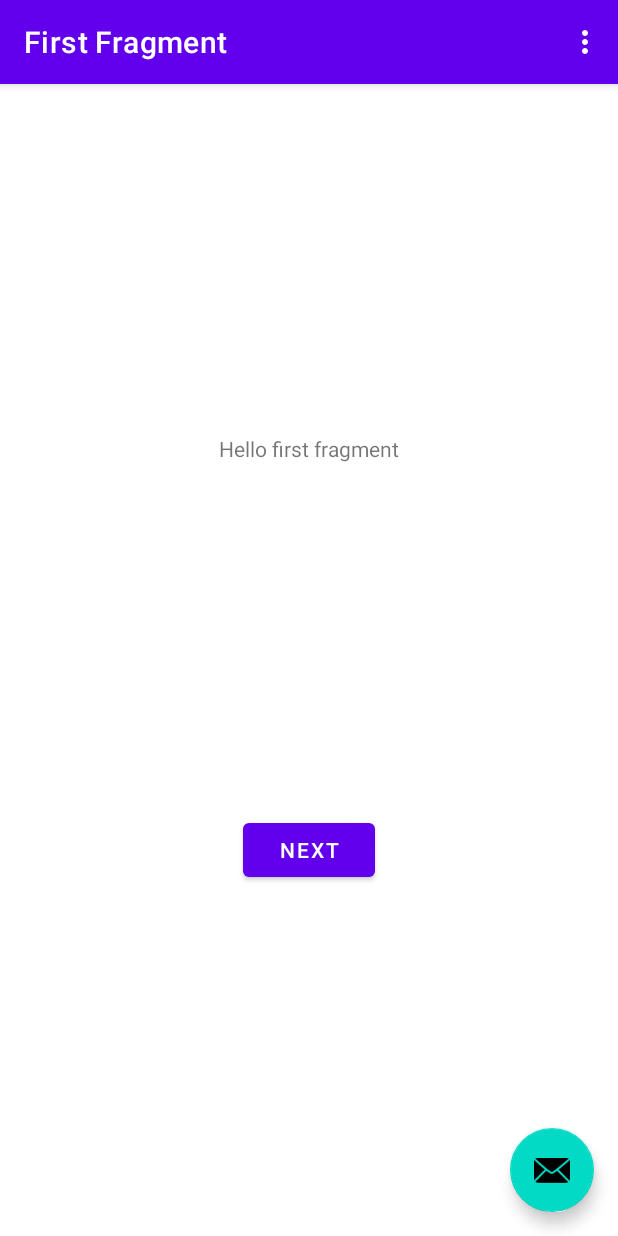
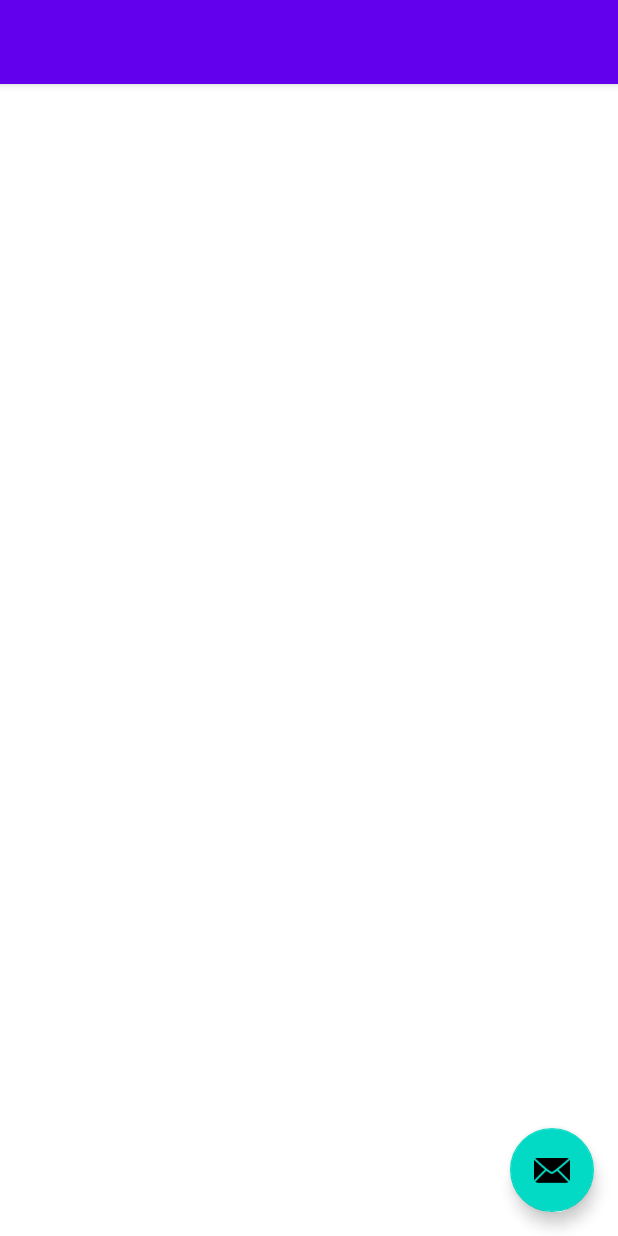
Before and after one commit to KaisarV/movie-review, an Android app: the screen it shows after launch (MainActivity), on a phone screen of 412 x 824 dp. Run offline under Robolectric (Android 15) with nearby library versions, the phone set to English and light mode, and no system bars; our stand-ins replace navigation-ui; 3 statements that could not run were skipped.

```diff
--- a/app/src/main/AndroidManifest.xml
+++ b/app/src/main/AndroidManifest.xml
@@ -15,13 +15,13 @@
         android:theme="@style/Theme.Movieapp"
         tools:targetApi="31">
 
-        <activity android:name=".MainActivity"
+        <activity android:name=".ui.MainActivity"
             android:exported="true"
             android:label="@string/app_name"
             android:theme="@style/Theme.Movieapp.NoActionBar"/>
 
         <activity
-            android:name=".SplashScreen"
+            android:name=".ui.SplashScreen"
             android:exported="true"
             >
             <intent-filter>
--- a/app/src/main/java/com/kai/movie_app/FirstFragment.kt
+++ /dev/null
@@ -1,44 +0,0 @@
-package com.kai.movie_app
-
-import android.os.Bundle
-import androidx.fragment.app.Fragment
-import android.view.LayoutInflater
-import android.view.View
-import android.view.ViewGroup
-import androidx.navigation.fragment.findNavController
-import com.kai.movie_app.databinding.FragmentFirstBinding
-
-/**
- * A simple [Fragment] subclass as the default destination in the navigation.
- */
-class FirstFragment : Fragment() {
-
-    private var _binding: FragmentFirstBinding? = null
-
-    // This property is only valid between onCreateView and
-    // onDestroyView.
-    private val binding get() = _binding!!
-
-    override fun onCreateView(
-        inflater: LayoutInflater, container: ViewGroup?,
-        savedInstanceState: Bundle?
-    ): View? {
-
-        _binding = FragmentFirstBinding.inflate(inflater, container, false)
-        return binding.root
-
-    }
-
-    override fun onViewCreated(view: View, savedInstanceState: Bundle?) {
-        super.onViewCreated(view, savedInstanceState)
-
-        binding.buttonFirst.setOnClickListener {
-            findNavController().navigate(R.id.action_FirstFragment_to_SecondFragment)
-        }
-    }
-
-    override fun onDestroyView() {
-        super.onDestroyView()
-        _binding = null
-    }
-}
--- a/app/src/main/java/com/kai/movie_app/MainActivity.kt
+++ /dev/null
@@ -1,58 +0,0 @@
-package com.kai.movie_app
-
-import android.os.Bundle
-import com.google.android.material.snackbar.Snackbar
-import androidx.appcompat.app.AppCompatActivity
-import androidx.navigation.findNavController
-import androidx.navigation.ui.AppBarConfiguration
-import androidx.navigation.ui.navigateUp
-import androidx.navigation.ui.setupActionBarWithNavController
-import android.view.Menu
-import android.view.MenuItem
-import com.kai.movie_app.databinding.ActivityMainBinding
-
-class MainActivity : AppCompatActivity() {
-
-    private lateinit var appBarConfiguration: AppBarConfiguration
-    private lateinit var binding: ActivityMainBinding
-
-    override fun onCreate(savedInstanceState: Bundle?) {
-        super.onCreate(savedInstanceState)
-
-        binding = ActivityMainBinding.inflate(layoutInflater)
-        setContentView(binding.root)
-
-        setSupportActionBar(binding.toolbar)
-
-        val navController = findNavController(R.id.nav_host_fragment_content_main)
-        appBarConfiguration = AppBarConfiguration(navController.graph)
-        setupActionBarWithNavController(navController, appBarConfiguration)
-
-        binding.fab.setOnClickListener { view ->
-            Snackbar.make(view, "Replace with your own action", Snackbar.LENGTH_LONG)
-                .setAction("Action", null).show()
-        }
-    }
-
-    override fun onCreateOptionsMenu(menu: Menu): Boolean {
-        // Inflate the menu; this adds items to the action bar if it is present.
-        menuInflater.inflate(R.menu.menu_main, menu)
-        return true
-    }
-
-    override fun onOptionsItemSelected(item: MenuItem): Boolean {
-        // Handle action bar item clicks here. The action bar will
-        // automatically handle clicks on the Home/Up button, so long
-        // as you specify a parent activity in AndroidManifest.xml.
-        return when (item.itemId) {
-            R.id.action_settings -> true
-            else -> super.onOptionsItemSelected(item)
-        }
-    }
-
-    override fun onSupportNavigateUp(): Boolean {
-        val navController = findNavController(R.id.nav_host_fragment_content_main)
-        return navController.navigateUp(appBarConfiguration)
-                || super.onSupportNavigateUp()
-    }
-}
--- a/app/src/main/java/com/kai/movie_app/model/MovieResponse.kt
+++ b/app/src/main/java/com/kai/movie_app/model/MovieResponse.kt
@@ -1,4 +1,6 @@
 package com.kai.movie_app.model
 
-class MovieResponse {
-}
+data class MovieResponse (
+    val total_page:Int,
+    val results:List<Movie>,
+    )
--- /dev/null
+++ b/app/src/main/java/com/kai/movie_app/ui/MainActivity.kt
@@ -0,0 +1,99 @@
+package com.kai.movie_app.ui
+
+import android.os.Bundle
+import android.telecom.Call
+import android.util.Log
+import com.google.android.material.snackbar.Snackbar
+import androidx.appcompat.app.AppCompatActivity
+import androidx.navigation.findNavController
+import androidx.navigation.ui.AppBarConfiguration
+import androidx.navigation.ui.navigateUp
+import androidx.navigation.ui.setupActionBarWithNavController
+import android.view.Menu
+import android.view.MenuItem
+import android.widget.Toast
+import com.kai.movie_app.R
+import com.kai.movie_app.databinding.ActivityMainBinding
+import com.kai.movie_app.model.Constant
+import com.kai.movie_app.model.MovieResponse
+import com.kai.movie_app.retrofit.ApiService
+import retrofit2.Callback
+import retrofit2.Response
+
+class MainActivity : AppCompatActivity() {
+
+    private lateinit var appBarConfiguration: AppBarConfiguration
+    private lateinit var binding: ActivityMainBinding
+
+    override fun onCreate(savedInstanceState: Bundle?) {
+        super.onCreate(savedInstanceState)
+
+        binding = ActivityMainBinding.inflate(layoutInflater)
+        setContentView(R.layout.activity_main)
+
+        setSupportActionBar(binding.toolbar)
+
+        binding.fab.setOnClickListener { view ->
+            Snackbar.make(view, "Replace with your own action", Snackbar.LENGTH_LONG)
+                .setAction("Action", null).show()
+        }
+    }
+
+    override fun onStart(){
+        super.onStart()
+        getMovie()
+    }
+
+    fun getMovie(){
+        ApiService().endpoint.getMovieNowPlaying(Constant.API_KEY, 1)
+            .enqueue(object: Callback<MovieResponse>{
+                override fun onResponse(
+                    call: retrofit2.Call<MovieResponse>,
+                    response: Response<MovieResponse>
+                ) {
+                    if(response.isSuccessful){
+                        showMovie(response.body()!!)
+                    }
+                }
+
+                override fun onFailure(call: retrofit2.Call<MovieResponse>, t: Throwable) {
+                    Log.d("", t.toString())
+                }
+
+            })
+    }
+
+    fun showMovie(response:MovieResponse){
+        Log.d("aaaaaaaa", "responseMovie: $response")
+
+        for (movie in response.results){
+            Log.d("aab", "movie title : ${movie.title}")
+        }
+    }
+
+    fun showMessage(msg:String){
+        Toast.makeText(applicationContext, msg, Toast.LENGTH_SHORT).show()
+    }
+
+    override fun onCreateOptionsMenu(menu: Menu): Boolean {
+        // Inflate the menu; this adds items to the action bar if it is present.
+        menuInflater.inflate(R.menu.menu_main, menu)
+        return true
+    }
+
+    override fun onOptionsItemSelected(item: MenuItem): Boolean {
+        // Handle action bar item clicks here. The action bar will
+        // automatically handle clicks on the Home/Up button, so long
+        // as you specify a parent activity in AndroidManifest.xml.
+        return when (item.itemId) {
+            R.id.action_settings -> true
+            else -> super.onOptionsItemSelected(item)
+        }
+    }
+
+//    override fun onSupportNavigateUp(): Boolean {
+//        val navController = findNavController(R.id.nav_host_fragment_content_main)
+//        return navController.navigateUp(appBarConfiguration)
+//                || super.onSupportNavigateUp()
+//    }
+}
--- a/app/src/main/java/com/kai/movie_app/SplashScreen.kt
+++ b/app/src/main/java/com/kai/movie_app/ui/SplashScreen.kt
@@ -1,9 +1,10 @@
-package com.kai.movie_app
+package com.kai.movie_app.ui
 
 import android.content.Intent
 import androidx.appcompat.app.AppCompatActivity
 import android.os.Bundle
 import android.os.Handler
+import com.kai.movie_app.R
 
 class SplashScreen : AppCompatActivity() {
     override fun onCreate(savedInstanceState: Bundle?) {
--- a/app/src/main/res/layout/activity_main.xml
+++ b/app/src/main/res/layout/activity_main.xml
@@ -4,7 +4,7 @@
     xmlns:tools="http://schemas.android.com/tools"
     android:layout_width="match_parent"
     android:layout_height="match_parent"
-    tools:context=".MainActivity">
+    tools:context=".ui.MainActivity">
 
     <com.google.android.material.appbar.AppBarLayout
         android:layout_width="match_parent"
--- a/app/src/main/res/layout/activity_splash_screen.xml
+++ b/app/src/main/res/layout/activity_splash_screen.xml
@@ -4,7 +4,7 @@
     xmlns:tools="http://schemas.android.com/tools"
     android:layout_width="match_parent"
     android:layout_height="match_parent"
-    tools:context=".SplashScreen"
+    tools:context=".ui.SplashScreen"
     android:background="@color/colorPrimary"
     >
 
--- a/app/src/main/res/layout/content_main.xml
+++ b/app/src/main/res/layout/content_main.xml
@@ -5,15 +5,5 @@
     android:layout_height="match_parent"
     app:layout_behavior="@string/appbar_scrolling_view_behavior">
 
-    <fragment
-        android:id="@+id/nav_host_fragment_content_main"
-        android:name="androidx.navigation.fragment.NavHostFragment"
-        android:layout_width="0dp"
-        android:layout_height="0dp"
-        app:defaultNavHost="true"
-        app:layout_constraintBottom_toBottomOf="parent"
-        app:layout_constraintEnd_toEndOf="parent"
-        app:layout_constraintStart_toStartOf="parent"
-        app:layout_constraintTop_toTopOf="parent"
-        app:navGraph="@navigation/nav_graph" />
+
 </androidx.constraintlayout.widget.ConstraintLayout>
--- a/app/src/main/res/layout/fragment_first.xml
+++ /dev/null
@@ -1,28 +0,0 @@
-<?xml version="1.0" encoding="utf-8"?>
-<androidx.constraintlayout.widget.ConstraintLayout xmlns:android="http://schemas.android.com/apk/res/android"
-    xmlns:app="http://schemas.android.com/apk/res-auto"
-    xmlns:tools="http://schemas.android.com/tools"
-    android:layout_width="match_parent"
-    android:layout_height="match_parent"
-    tools:context=".FirstFragment">
-
-    <TextView
-        android:id="@+id/textview_first"
-        android:layout_width="wrap_content"
-        android:layout_height="wrap_content"
-        android:text="@string/hello_first_fragment"
-        app:layout_constraintBottom_toTopOf="@id/button_first"
-        app:layout_constraintEnd_toEndOf="parent"
-        app:layout_constraintStart_toStartOf="parent"
-        app:layout_constraintTop_toTopOf="parent" />
-
-    <Button
-        android:id="@+id/button_first"
-        android:layout_width="wrap_content"
-        android:layout_height="wrap_content"
-        android:text="@string/next"
-        app:layout_constraintBottom_toBottomOf="parent"
-        app:layout_constraintEnd_toEndOf="parent"
-        app:layout_constraintStart_toStartOf="parent"
-        app:layout_constraintTop_toBottomOf="@id/textview_first" />
-</androidx.constraintlayout.widget.ConstraintLayout>
--- a/app/src/main/res/menu/menu_main.xml
+++ b/app/src/main/res/menu/menu_main.xml
@@ -1,7 +1,7 @@
 <menu xmlns:android="http://schemas.android.com/apk/res/android"
     xmlns:app="http://schemas.android.com/apk/res-auto"
     xmlns:tools="http://schemas.android.com/tools"
-    tools:context="com.kai.movie_app.MainActivity">
+    tools:context="com.kai.movie_app.ui.MainActivity">
     <item
         android:id="@+id/action_settings"
         android:orderInCategory="100"
```
Also changed, not shown: app/src/main/java/com/kai/movie_app/SecondFragment.kt (deleted, +0 -44 lines), app/src/main/java/com/kai/movie_app/model/Constant.kt (added, +8 -0 lines), app/src/main/res/layout/fragment_second.xml (deleted, +0 -27 lines).
